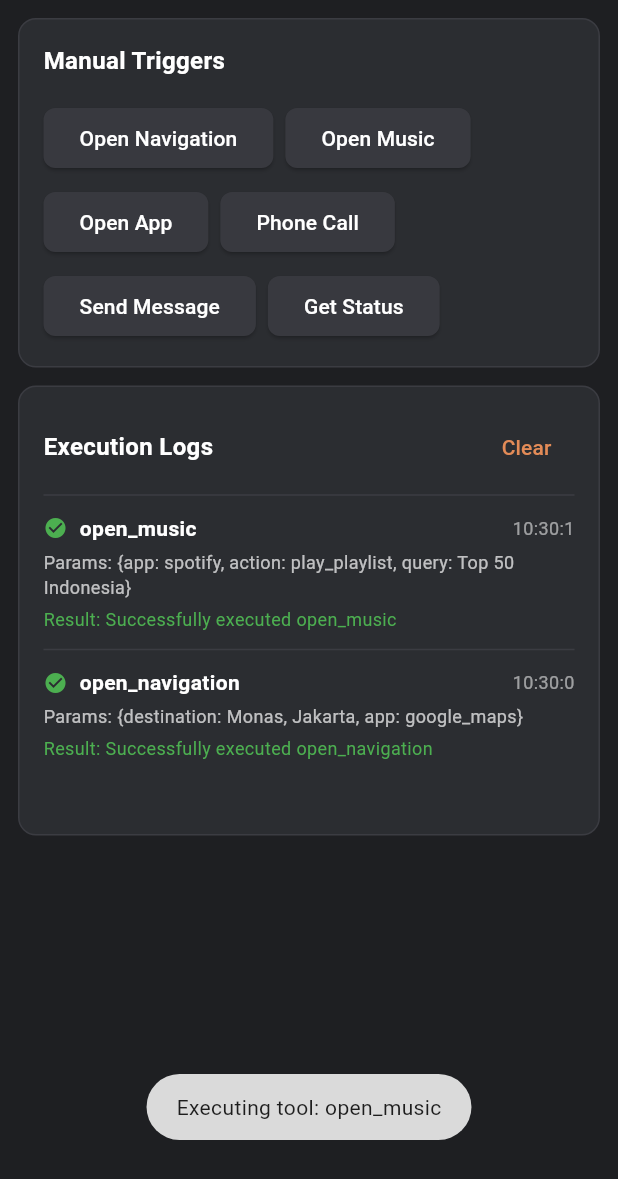
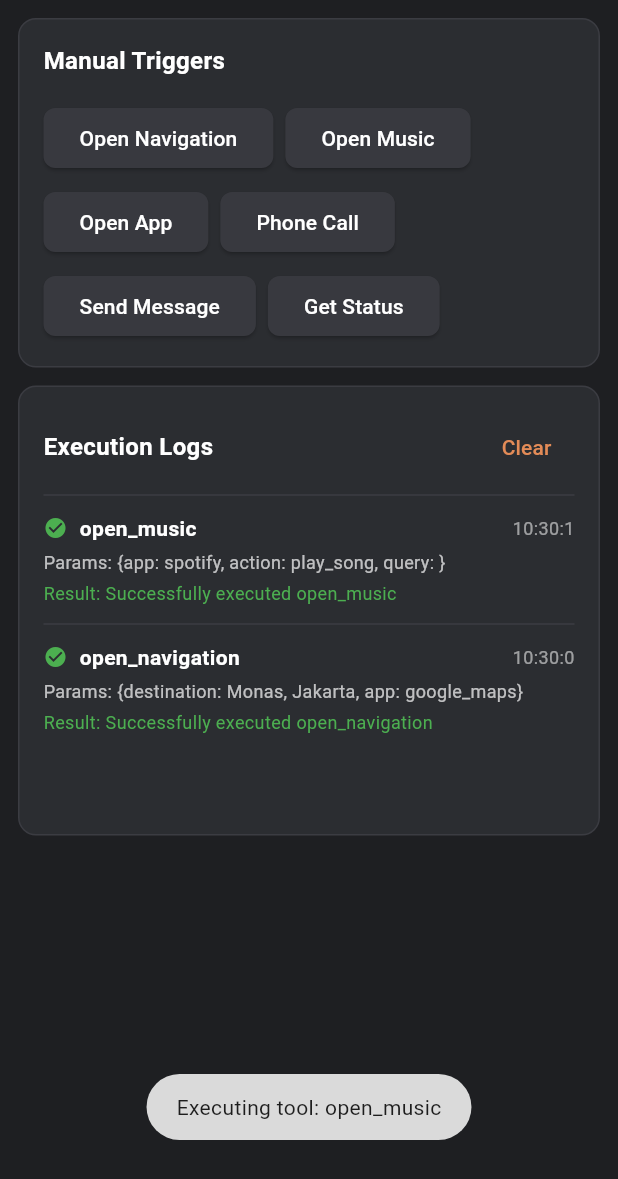
Before and after one commit to nixon42/flutter_mimo, a Flutter app: the DebugToolsPanel widget shown alone on an empty page, opened directly, after a tap on "Open Navigation", after a tap on "Open Music", on a phone screen of 412 x 824 dp. Shown: the top 1179 px of the screen. Run offline on Flutter 3.47's test engine with Material 3 defaults, Android fonts, the phone set to English and light mode, and no system bars; our stand-ins replace fluttertoast, permission_handler, shared_preferences; missing offline and left inert: android_intent_plus, flutter_foreground_task, mqtt_client; accounts and stored records are empty.

Commit message:
feat(flutter): update open_music to support auto-play from search and resume playback

```diff
--- a/lib/data/services/intent_service.dart
+++ b/lib/data/services/intent_service.dart
@@ -34,12 +34,32 @@ class AndroidIntentService implements IntentService {
           break;
         case 'open_music':
           final query = parameters['query']?.toString() ?? '';
-          final intent = AndroidIntent(
-            action: 'action_view',
-            data: 'spotify:search:$query',
-            flags: const [Flag.FLAG_ACTIVITY_NEW_TASK, Flag.FLAG_ACTIVITY_CLEAR_TOP],
-          );
-          await intent.launch();
+          final appName = parameters['app']?.toString() ?? 'spotify';
+
+          String targetPackage = 'com.spotify.music';
+          if (appName == 'youtube_music') {
+            targetPackage = 'com.google.android.apps.youtube.music';
+          }
+
+          if (query.isEmpty) {
+            // Jika kosong (minta play terakhir), cukup buka aplikasinya saja
+            final intent = AndroidIntent(
+              action: 'android.intent.action.MAIN',
+              category: 'android.intent.category.LAUNCHER',
+              package: targetPackage,
+              flags: const [Flag.FLAG_ACTIVITY_NEW_TASK],
+            );
+            await intent.launch();
+          } else {
+            // Gunakan intent bawaan Android untuk "Play from Search" (bisa auto-play)
+            final intent = AndroidIntent(
+              action: 'android.media.action.MEDIA_PLAY_FROM_SEARCH',
+              package: targetPackage,
+              arguments: {'query': query},
+              flags: const [Flag.FLAG_ACTIVITY_NEW_TASK, Flag.FLAG_ACTIVITY_CLEAR_TOP],
+            );
+            await intent.launch();
+          }
           result = true;
           break;
         case 'open_app':
--- a/lib/presentation/ui/widgets/debug_tools_panel.dart
+++ b/lib/presentation/ui/widgets/debug_tools_panel.dart
@@ -58,7 +58,7 @@ class DebugToolsPanel extends StatelessWidget {
                 state.triggerTool('open_navigation', {'destination': 'Monas, Jakarta', 'app': 'google_maps'});
               }),
               _buildToolButton('Open Music', () {
-                state.triggerTool('open_music', {'app': 'spotify', 'action': 'play_playlist', 'query': 'Top 50 Indonesia'});
+                state.triggerTool('open_music', {'app': 'spotify', 'action': 'play_song', 'query': ''});
               }),
               _buildToolButton('Open App', () {
                 state.triggerTool('open_app', {
```
